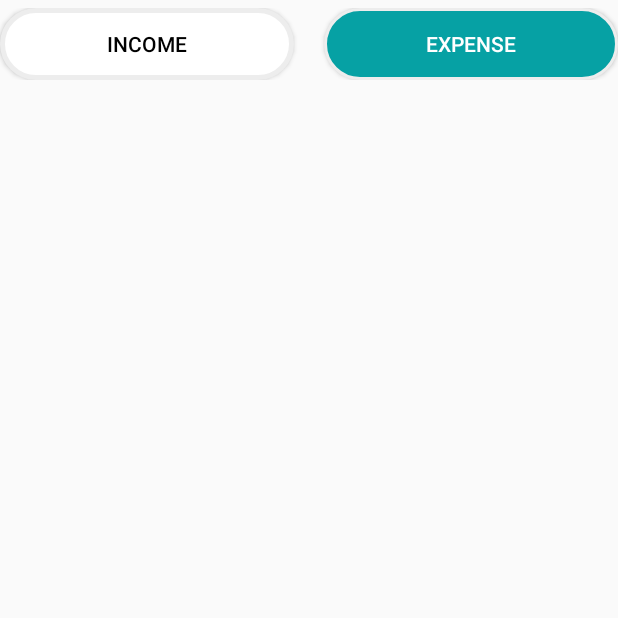
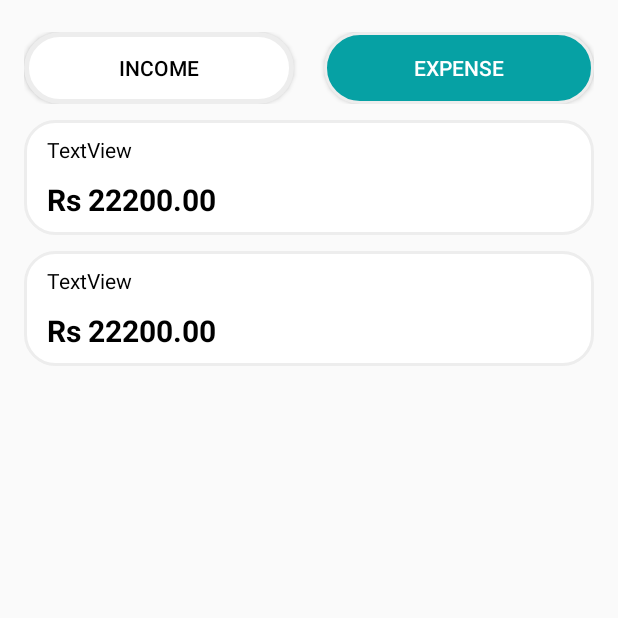
Before and after one commit to JaniduChamika/Mobile-home-account-asistant, an Android app: the fragment ViewHistory shown on its own in the app's theme, on a phone screen of 412 x 824 dp, the top half of it. Run offline under Robolectric (Android 15) with nearby library versions, the light colour scheme and no system bars.

Commit message:
history view update v2

```diff
--- a/Haa/app/src/main/java/com/example/haa/ViewyExpensesHistory.kt
+++ b/Haa/app/src/main/java/com/example/haa/ViewExpensesHistory.kt
@@ -7,18 +7,15 @@ import android.view.View
 import android.view.ViewGroup
 
 
-class ViewyExpensesHistory : Fragment() {
-    // TODO: Rename and change types of parameters
-    private var param1: String? = null
-    private var param2: String? = null
-
+class ViewExpensesHistory : Fragment() {
 
     override fun onCreateView(
         inflater: LayoutInflater, container: ViewGroup?,
         savedInstanceState: Bundle?
     ): View? {
         // Inflate the layout for this fragment
-        return inflater.inflate(R.layout.fragment_viewy_expenses_history, container, false)
+        val view= inflater.inflate(R.layout.fragment_view_expenses_history, container, false)
+        return view
     }
 
 
--- a/Haa/app/src/main/java/com/example/haa/ViewHistory.kt
+++ b/Haa/app/src/main/java/com/example/haa/ViewHistory.kt
@@ -1,10 +1,13 @@
 package com.example.haa
 
+import android.graphics.Color
 import android.os.Bundle
 import androidx.fragment.app.Fragment
 import android.view.LayoutInflater
 import android.view.View
 import android.view.ViewGroup
+import android.widget.Button
+import androidx.fragment.app.FragmentTransaction
 
 
 class ViewHistory : Fragment() {
@@ -15,7 +18,31 @@ class ViewHistory : Fragment() {
     ): View? {
         // Inflate the layout for this fragment
         val view= inflater.inflate(R.layout.fragment_view_history, container, false)
+        val incomeButton = view.findViewById<Button>(R.id.incomeButton)
+        val expensesButton = view.findViewById<Button>(R.id.expensesButton)
+        incomeButton.setOnClickListener {
+            expensesButton.setBackgroundResource(R.drawable.default_white_button)
+            expensesButton.setTextColor(Color.BLACK)
+            incomeButton.setBackgroundResource(R.drawable.default_theam_button)
+            incomeButton.setTextColor(Color.WHITE)
+//            openFinanceHistoryTab(ViewExpensesHistory())
+        }
+        expensesButton.setOnClickListener {
+            incomeButton.setBackgroundResource(R.drawable.default_white_button)
+            incomeButton.setTextColor(Color.BLACK)
+            expensesButton.setBackgroundResource(R.drawable.default_theam_button)
+            expensesButton.setTextColor(Color.WHITE)
+            openFinanceHistoryTab(ViewExpensesHistory())
+
+        }
+        openFinanceHistoryTab(ViewExpensesHistory())
         return view
+    }
+    private fun openFinanceHistoryTab(fragment: Fragment) {
+        val fragmentTransaction: FragmentTransaction = childFragmentManager.beginTransaction()
+        fragmentTransaction.replace(R.id.historyFragementContainer, fragment)
+        fragmentTransaction.addToBackStack(null)
+        fragmentTransaction.commit()
     }
 
 }
--- a/Haa/app/src/main/res/layout/fragment_viewy_expenses_history.xml
+++ b/Haa/app/src/main/res/layout/fragment_view_expenses_history.xml
@@ -3,7 +3,7 @@
     xmlns:tools="http://schemas.android.com/tools"
     android:layout_width="match_parent"
     android:layout_height="match_parent"
-    tools:context=".ViewyExpensesHistory">
+    tools:context=".ViewExpensesHistory">
 
     <ScrollView
         android:layout_width="match_parent"
--- a/Haa/app/src/main/res/layout/fragment_view_history.xml
+++ b/Haa/app/src/main/res/layout/fragment_view_history.xml
@@ -3,7 +3,8 @@
     xmlns:tools="http://schemas.android.com/tools"
     android:layout_width="match_parent"
     android:layout_height="match_parent"
-    tools:context=".ViewHistory">
+    tools:context=".ViewHistory"
+    android:padding="16dp">
 
     <LinearLayout
         android:layout_width="match_parent"
```
Also changed, not shown: Haa/app/src/main/java/com/example/haa/MainActivity.kt (+4 -5 lines).
